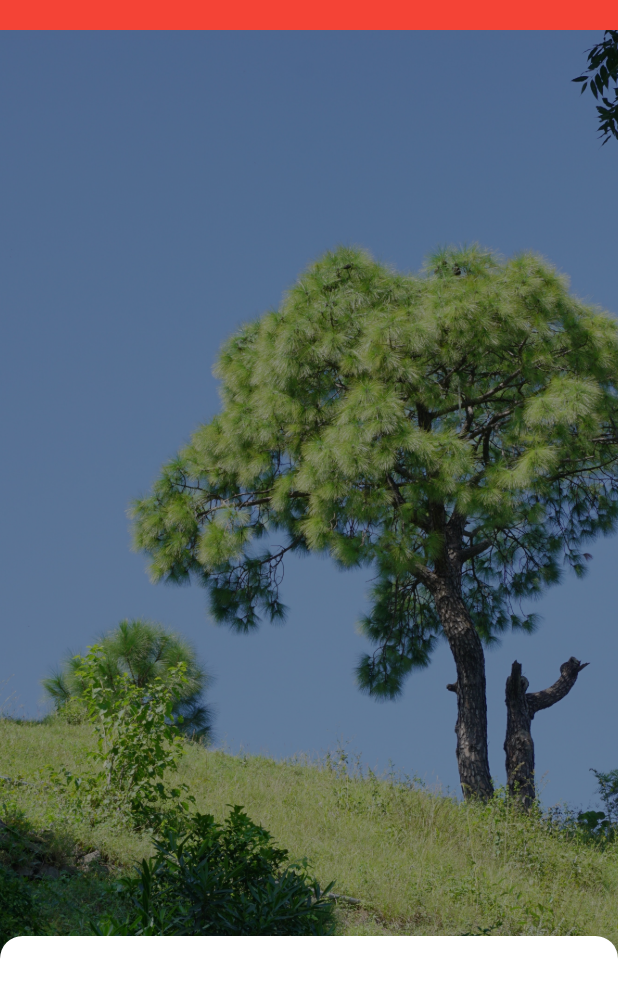
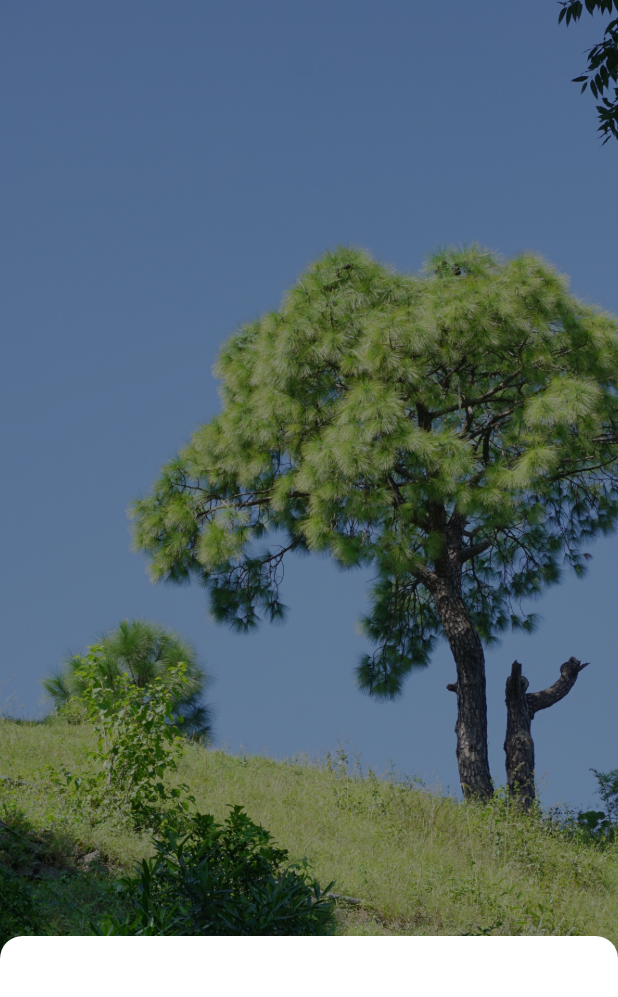
Before and after one commit to sammyodiagbe/weatherer, a Flutter app: the screen it shows after launch, on a phone screen of 412 x 824 dp. Shown: the top 997 px of the screen. Run offline on Flutter 3.47's test engine with Material 2 defaults, Android fonts, the phone set to English and light mode, and no system bars.

Commit message:
learning how to use clip path to recreate design

```diff
--- a/lib/weatherer.dart
+++ b/lib/weatherer.dart
@@ -22,11 +22,11 @@ class Weatherer extends StatelessWidget {
         ),
         child: Stack(
           children: [
-            Container(
-              color: Colors.red,
-              height: 20,
-              width: double.infinity,
-            ),
+            // Container(
+            //   color: Colors.red,
+            //   height: 20,
+            //   width: double.infinity,
+            // ),
             // our bottom custom container
             Positioned(
               bottom: 0,
```
